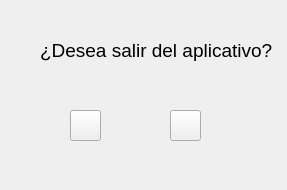
Qt form RibasGonzalez/templates/salirWindow.ui (DiegoSabir/InterfaceDevelopment) before a commit.
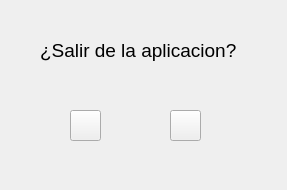
The same form after that commit. Icons and pictures are not drawn.

Diff of the .ui file:
```diff
--- a/RibasGonzalez/templates/salirWindow.ui
+++ b/RibasGonzalez/templates/salirWindow.ui
@@ -22,7 +22,7 @@
     <rect>
      <x>40</x>
      <y>30</y>
-     <width>241</width>
+     <width>201</width>
      <height>41</height>
     </rect>
    </property>
@@ -32,7 +32,7 @@
     </font>
    </property>
    <property name="text">
-    <string>¿Desea salir del aplicativo?</string>
+    <string>¿Salir de la aplicacion?</string>
    </property>
   </widget>
   <widget class="QPushButton" name="btnSalir">
```
